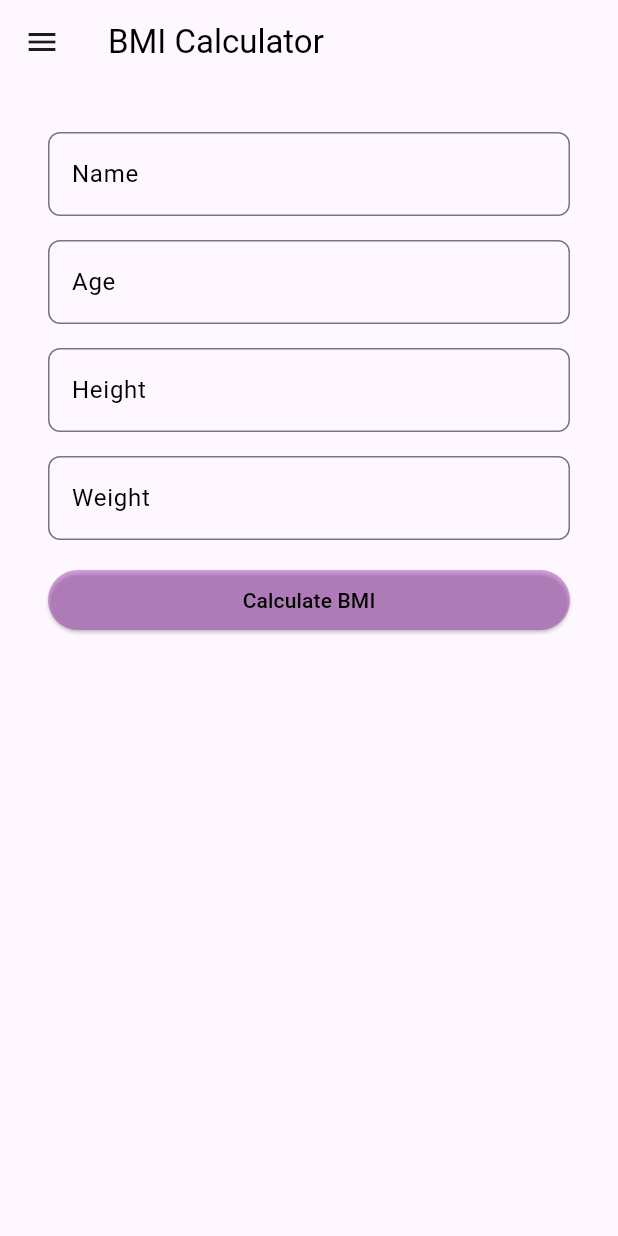
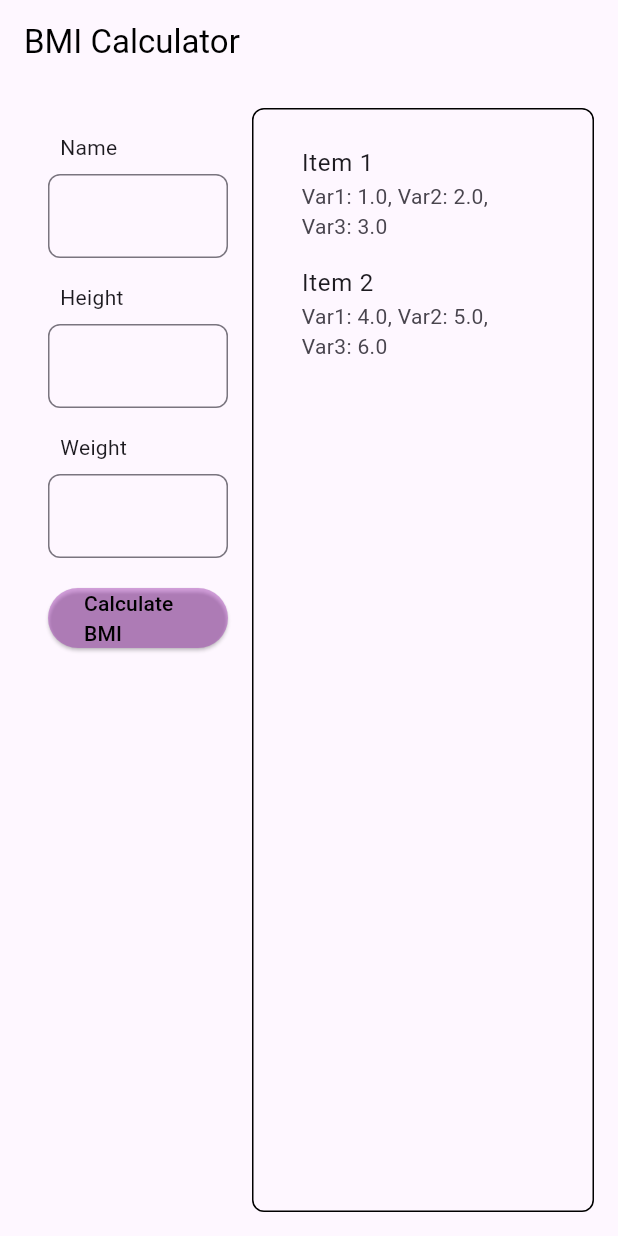
Before and after one commit to lschmidtdev/BMI_Calculator_App, a Flutter app: the screen it shows after launch, on a phone screen of 412 x 824 dp. Run offline on Flutter 3.47's test engine with Material 3 defaults, Android fonts, the phone set to English and light mode, and no system bars; our stand-ins replace isar; accounts and stored records are empty; generated files the repository leaves out were written again; statements that could not run were skipped.

```diff
--- a/lib/main.dart
+++ b/lib/main.dart
@@ -1,10 +1,16 @@
+import 'package:bmi_calculator_app/isar_database/isar_service.dart';
 import 'package:bmi_calculator_app/models/bmi_history_model.dart';
 import 'package:bmi_calculator_app/models/person_model.dart';
+import 'package:bmi_calculator_app/pages/home_page.dart';
 import 'package:bmi_calculator_app/pages/homepage.dart';
 import 'package:flutter/material.dart';
 import 'package:provider/provider.dart';
 
-void main() {
+void main() async {
+  WidgetsFlutterBinding.ensureInitialized();
+  IsarService isarService = IsarService();
+  await isarService.openIsar();
+
   runApp(
     MultiProvider(
       providers: [
@@ -13,6 +19,7 @@ void main() {
         ),
         ChangeNotifierProvider(
           create: (context) => BmiHistoryModel()),
+        ChangeNotifierProvider(create: (context) => IsarService()),
       ],
       child: const MyApp(),
     ),
@@ -31,7 +38,7 @@ class MyApp extends StatelessWidget {
         colorScheme: ColorScheme.fromSeed(seedColor: Colors.deepPurple),
         useMaterial3: true,
       ),
-      home: Homepage(),
+      home: HomePage(),
     );
   }
 }
--- /dev/null
+++ b/lib/pages/home_page.dart
@@ -0,0 +1,47 @@
+import 'package:bmi_calculator_app/pages/homepage_widgets/user_informations_screen.dart';
+import 'package:bmi_calculator_app/pages/homepage_widgets/user_results_screen.dart';
+import 'package:bmi_calculator_app/utils/values/values.dart';
+import 'package:flutter/material.dart';
+
+class HomePage extends StatefulWidget {
+  const HomePage({super.key});
+
+
+  @override
+  State<HomePage> createState() => _HomePageState();
+}
+
+class _HomePageState extends State<HomePage> {
+
+  @override
+  Widget build(BuildContext context) {
+    return Scaffold(
+      appBar: AppBar(
+          title: const Text(StringsConstants.appTitle,
+              style: TextStyle(
+                color: AppColors.textBlack,
+              )),
+        ),
+        body: Padding
+        (padding: Paddings.all16,
+        child: Row(
+          children: [
+            Expanded(
+              flex: 2,
+            child: UserInformationsScreenState(),
+          ),
+          Expanded(child: Container(
+            decoration: BoxDecoration(
+              border: Border.all(
+                color: Colors.black,
+                width: 1,
+              ),
+              borderRadius: BorderRadius.circular(8),
+            ),
+            child: UserResultsScreen()),
+          flex: 3,)
+          ],
+        ),),
+    );
+  }
+}
--- a/lib/pages/homepage.dart
+++ b/lib/pages/homepage.dart
@@ -47,7 +47,7 @@ class _HomepageState extends State<Homepage> {
             crossAxisAlignment: CrossAxisAlignment.stretch,
             children: [
               CustomTextField(
-                labelText: StringsConstants.name,
+
                 labelColor: Colors.black,
                 controller: nameController,
                 keyboardType: TextInputType.text,
@@ -55,7 +55,7 @@ class _HomepageState extends State<Homepage> {
               ),
               const CustomSpacer16(),
               CustomTextField(
-                labelText: StringsConstants.age,
+
                 labelColor: Colors.black,
                 controller: ageController,
                 keyboardType: TextInputType.number,
@@ -63,7 +63,7 @@ class _HomepageState extends State<Homepage> {
               ),
               const CustomSpacer16(),
               CustomTextField(
-                labelText: StringsConstants.height,
+
                 labelColor: Colors.black,
                 controller: heightController,
                 keyboardType: TextInputType.number,
@@ -71,7 +71,7 @@ class _HomepageState extends State<Homepage> {
               ),
               const CustomSpacer16(),
               CustomTextField(
-                labelText: StringsConstants.weight,
+
                 labelColor: Colors.black,
                 controller: weightController,
                 keyboardType: TextInputType.number,
--- /dev/null
+++ b/lib/pages/homepage_widgets/user_informations_screen.dart
@@ -0,0 +1,61 @@
+import 'package:bmi_calculator_app/isar_database/isar_service.dart';
+import 'package:bmi_calculator_app/utils/values/values.dart';
+import 'package:bmi_calculator_app/utils/widgets/custom_spacer/custom_spacer.dart';
+import 'package:bmi_calculator_app/utils/widgets/custom_spacer/custom_spacer_width_8.dart';
+import 'package:bmi_calculator_app/utils/widgets/custom_text_field.dart';
+import 'package:bmi_calculator_app/utils/widgets/user_input_text_title.dart';
+import 'package:flutter/material.dart';
+
+class UserInformationsScreenState extends StatefulWidget {
+
+
+  const UserInformationsScreenState({super.key});
+
+  @override
+  State<UserInformationsScreenState> createState() => __UserInformationsScreenStateState();
+}
+
+class __UserInformationsScreenStateState extends State<UserInformationsScreenState> {
+
+  TextEditingController nameController = TextEditingController();
+  TextEditingController heightController = TextEditingController();
+  TextEditingController weightController = TextEditingController();
+
+
+  @override
+  Widget build(BuildContext context) {
+    return  Padding(
+      padding: Paddings.all16,
+      child: Column(
+        crossAxisAlignment: CrossAxisAlignment.start,
+        children: [
+          const UserInputTextTitle(title: StringsConstants.name),
+          const CustomSpacerHeight8(),
+          CustomTextField(labelColor: Colors.black, controller: nameController),
+          const CustomSpacer16(),
+          const UserInputTextTitle(title: StringsConstants.height),
+          const CustomSpacerHeight8(),
+          CustomTextField(labelColor: Colors.black, controller: heightController),
+          const CustomSpacer16(),
+          const UserInputTextTitle(title: StringsConstants.weight),
+          const CustomSpacerHeight8(),
+          CustomTextField(labelColor: Colors.black, controller: weightController),
+          const CustomSpacer16(),
+          Center(
+            child: ElevatedButton(
+              onPressed: (){},
+              style: ButtonStyle(
+                      backgroundColor: MaterialStateProperty.all<Color>(
+                          Colors.purple.withOpacity(0.4)),
+                    ),
+              child: const Text(
+                      StringsConstants.calculateBMI,
+                      style: TextStyle(color: AppColors.textBlack),
+                    )),
+          )
+
+        ],
+      ),
+    );
+  }
+}
--- /dev/null
+++ b/lib/pages/homepage_widgets/user_results_screen.dart
@@ -0,0 +1,37 @@
+import 'package:bmi_calculator_app/utils/values/values.dart';
+import 'package:bmi_calculator_app/utils/widgets/custom_spacer/custom_spacer_width_8.dart';
+import 'package:flutter/material.dart';
+
+class Data {
+  final double var1;
+  final double var2;
+  final double var3;
+  final String text;
+
+  Data({required this.var1, required this.var2, required this.var3, required this.text});
+}
+
+class UserResultsScreen extends StatelessWidget {
+  final List<Data> dataList = [
+    Data(var1: 1.0, var2: 2.0, var3: 3.0, text: 'Item 1'),
+    Data(var1: 4.0, var2: 5.0, var3: 6.0, text: 'Item 2'),
+    // Add more items here...
+  ];
+
+  @override
+  Widget build(BuildContext context) {
+    return Padding(
+      padding: Paddings.all16,
+        child: ListView.builder(
+          itemCount: dataList.length,
+          itemBuilder: (context, index) {
+            return
+              ListTile(
+                    title: Text(dataList[index].text),
+                    subtitle: Text('Var1: ${dataList[index].var1}, Var2: ${dataList[index].var2}, Var3: ${dataList[index].var3}'),
+                  );
+          },
+        ),
+    );
+  }
+}
--- a/lib/utils/values/paddings.dart
+++ b/lib/utils/values/paddings.dart
@@ -7,4 +7,6 @@ class Paddings {
   static const EdgeInsets all4 = EdgeInsets.all(4.0);
   static const EdgeInsets all2 = EdgeInsets.all(2.0);
   static const EdgeInsets all0 = EdgeInsets.all(0.0);
+
+  static const EdgeInsets left8 = EdgeInsets.only(left: 8);
 }
--- a/lib/utils/widgets/custom_text_field.dart
+++ b/lib/utils/widgets/custom_text_field.dart
@@ -2,14 +2,12 @@ import 'package:flutter/material.dart';
 import 'package:flutter/services.dart';
 
 class CustomTextField extends StatelessWidget {
-  final String labelText;
   final Color labelColor;
   final TextEditingController controller;
   final TextInputType keyboardType;
   final List<TextInputFormatter>? inputFormatters;
 
   const CustomTextField({
-    required this.labelText,
     required this.labelColor,
     required this.controller,
     this.keyboardType = TextInputType.text,
@@ -24,7 +22,6 @@ class CustomTextField extends StatelessWidget {
       inputFormatters: inputFormatters,
       textAlign: TextAlign.center,
       decoration: InputDecoration(
-        labelText: labelText,
         labelStyle: TextStyle(
           color: labelColor,
         ),
--- /dev/null
+++ b/lib/utils/widgets/user_input_text_title.dart
@@ -0,0 +1,19 @@
+import 'package:bmi_calculator_app/utils/values/values.dart';
+import 'package:flutter/material.dart';
+
+class UserInputTextTitle extends StatelessWidget {
+  final String title;
+
+  const UserInputTextTitle({
+    super.key,
+    required this.title,
+    });
+
+  @override
+  Widget build(BuildContext context) {
+    return Padding(
+            padding: Paddings.left8,
+            child: Text(title),
+          );
+  }
+}
```
Also changed, not shown: lib/isar_database/entities/user_information.dart (added, +13 -0 lines), lib/isar_database/isar_service.dart (added, +49 -0 lines), lib/utils/widgets/custom_spacer/custom_spacer_width_8.dart (added, +13 -0 lines), pubspec.yaml (+8 -2 lines), lib/isar_database/entities/user_information.g.dart (added), pubspec.lock.
